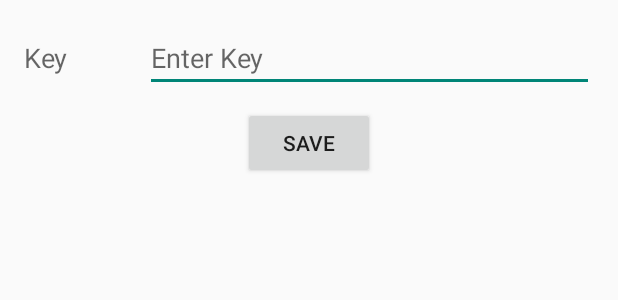
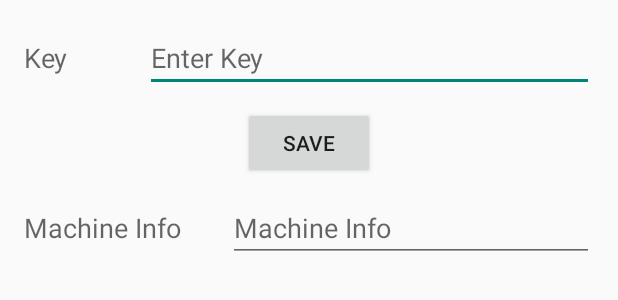
Before and after one commit to jayadn2/MyApplication, an Android app: the layout activity_app_settings.xml on its own in the app's theme, with its tools: preview values and no code run, on a phone screen of 412 x 824 dp. Shown: the top 300 px of the screen. Run offline under Robolectric (Android 15) with nearby library versions, the phone set to English and light mode, and no system bars.

Commit message:
AppSetting UI

```diff
--- a/app/src/main/java/com/actv/simpfo/myapplication/AppSettingsDataSource.java
+++ b/app/src/main/java/com/actv/simpfo/myapplication/AppSettingsDataSource.java
@@ -25,5 +25,5 @@ public class AppSettingsDataSource {
         dbHelper.close();
     }
 
-    public AppSettingsContract.AppSettings
+
 }
--- a/app/src/main/res/layout/activity_app_settings.xml
+++ b/app/src/main/res/layout/activity_app_settings.xml
@@ -44,4 +44,30 @@
             android:onClick="okButtonClick"/>
     </LinearLayout>
 
+    <LinearLayout
+        android:orientation="horizontal"
+        android:layout_width="match_parent"
+        android:layout_height="wrap_content"
+        android:layout_gravity="center"
+        android:gravity="center_horizontal"
+        android:layout_marginTop="10dp">
+        <TextView
+            android:layout_width="wrap_content"
+            android:layout_height="wrap_content"
+            android:textAppearance="?android:attr/textAppearanceMedium"
+            android:text="@string/machine_info"
+            android:id="@+id/machineInfoTextView"
+            android:layout_weight="0.24" />
+
+        <EditText
+            android:layout_width="wrap_content"
+            android:layout_height="wrap_content"
+            android:id="@+id/machineInfoEditText"
+            android:layout_weight="1"
+            android:inputType="text"
+            android:hint="@string/machine_info"
+            android:editable="false" />
+
+        </LinearLayout>
+
 </LinearLayout>
--- a/app/src/main/res/menu/menu_main.xml
+++ b/app/src/main/res/menu/menu_main.xml
@@ -7,6 +7,12 @@
         android:id="@+id/print_test"
         android:orderInCategory="100"
         android:title="@string/print_test"
+        app:showAsAction="never"/>
+
+    <item
+        android:id="@+id/app_setting"
+        android:orderInCategory="100"
+        android:title="@string/app_settings"
         app:showAsAction="never"/>
 
     <item
--- a/app/src/main/res/values/strings.xml
+++ b/app/src/main/res/values/strings.xml
@@ -50,4 +50,6 @@
     <string name="key">Key</string>
     <string name="save">Save</string>
     <string name="enter_key">Enter Key</string>
+    <string name="machine_info">Machine Info</string>
+    <string name="app_settings">App Settings</string>
 </resources>
```
Also changed, not shown: app/src/main/java/com/actv/simpfo/myapplication/AppGlobals.java (+4 -3 lines), app/src/main/java/com/actv/simpfo/myapplication/AppSettingsActivity.java (+20 -3 lines), app/src/main/java/com/actv/simpfo/myapplication/MainActivity.java (+29 -0 lines).
